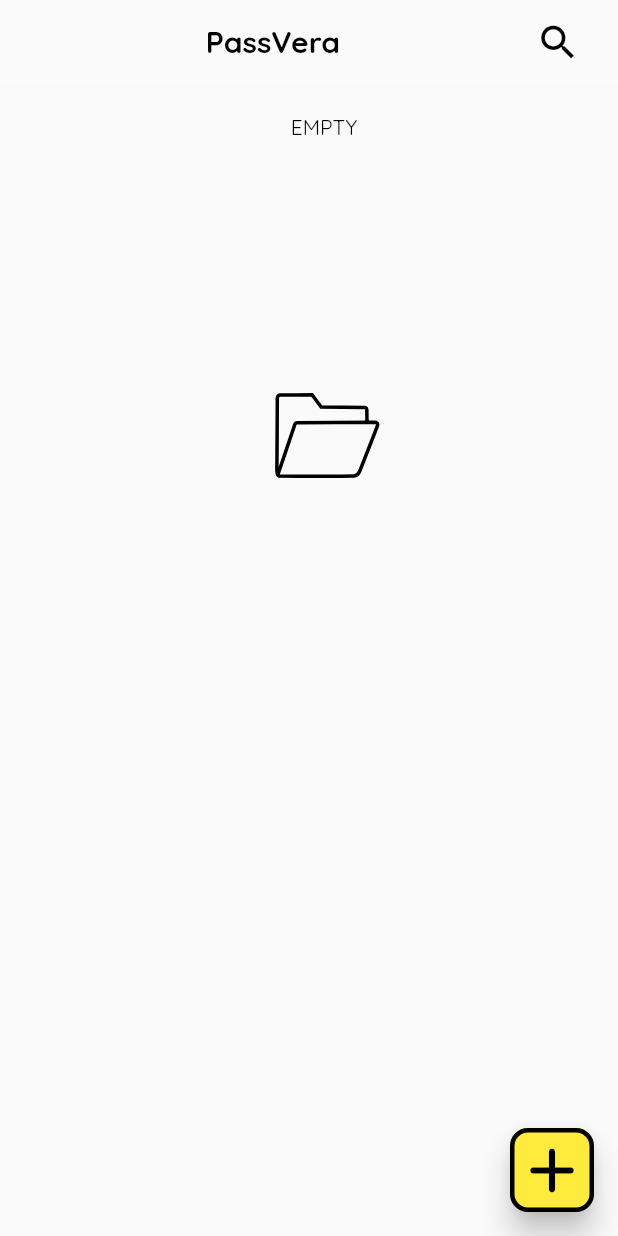
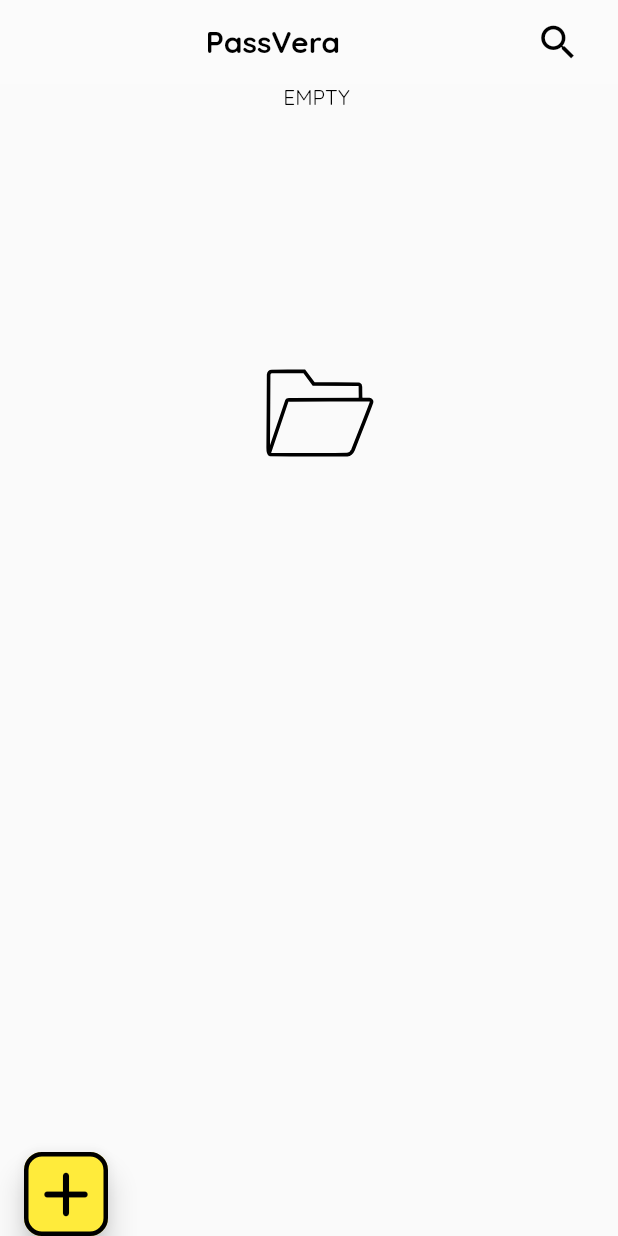
Before and after one commit to alper50/passvera, a Flutter app: the screen it shows after launch, on a phone screen of 412 x 824 dp. Run offline on Flutter 3.47's test engine with Material 2 defaults, Android fonts, the phone set to English and light mode, and no system bars; our stand-ins replace auto_route, dartz, flutter_bloc, flutter_secure_storage, freezed_annotation, get_it and 3 more.

Commit message:
ui layout change to vertical

```diff
--- a/lib/presentation/home/home.dart
+++ b/lib/presentation/home/home.dart
@@ -48,6 +48,7 @@ class ScaffoldView extends StatelessWidget {
   @override
   Widget build(BuildContext context) {
     return Scaffold(
+      floatingActionButtonLocation: FloatingActionButtonLocation.startDocked,
       appBar: AppBar(
         backgroundColor: Colors.white10,
         elevation: 0,
@@ -72,8 +73,7 @@ class ScaffoldView extends StatelessWidget {
       ),
       body: Padding(
         padding: const EdgeInsets.only(
-          top: 20,
-          left: 20,
+          left: 10,
         ),
         child: BlocBuilder<HomeBloc, HomeState>(
           builder: (context, state) {
@@ -83,8 +83,8 @@ class ScaffoldView extends StatelessWidget {
                     ? const MyEmptyWidget()
                     : Column(
                         children: [
-                          const Expanded(
-                            flex: 3,
+                          Expanded(
+                            flex: 1,
                             child: Align(
                               alignment: Alignment.centerLeft,
                               child: Text(
@@ -94,12 +94,25 @@ class ScaffoldView extends StatelessWidget {
                             ),
                           ),
                           Expanded(
-                            flex: 8,
+                            flex: 9,
                             child: MyListContainer(
                               modelsList: state.values,
                             ),
                           ),
-                          Expanded(flex: 8, child: Container()),
+                          Expanded(
+                              flex: 1,
+                              child: Container(
+                                decoration: const BoxDecoration(
+                                  boxShadow: [
+                                    BoxShadow(
+                                      color: Colors.white,
+                                      blurRadius: 15.0,
+                                      spreadRadius: 30,
+                                      blurStyle: BlurStyle.normal,
+                                    ),
+                                  ],
+                                ),
+                              ))
                         ],
                       );
           },
```
Also changed, not shown: lib/presentation/core/widgets/my_list_container.dart (+11 -10 lines), lib/presentation/core/widgets/my_snackbar.dart (+15 -10 lines).
